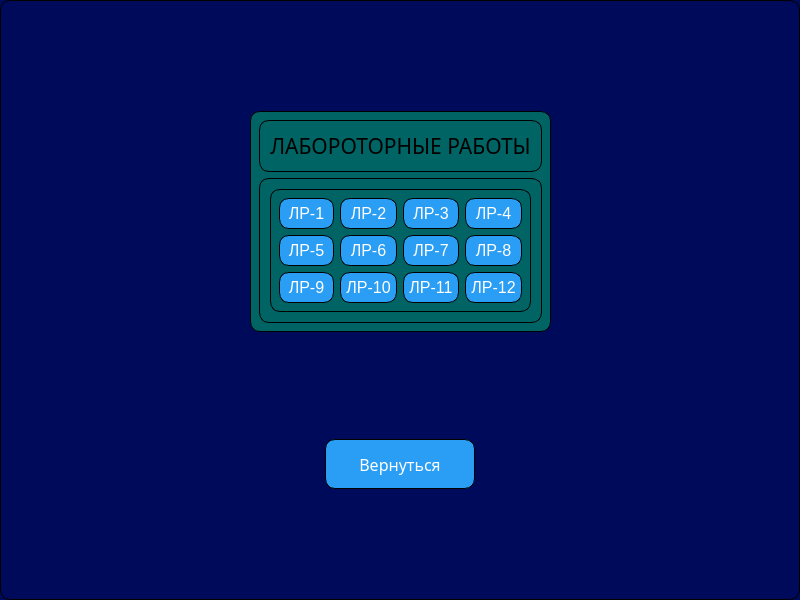
VSDragon1239/PYTHON311, file ЛабороторныеРаботы.ui: the form before one commit.
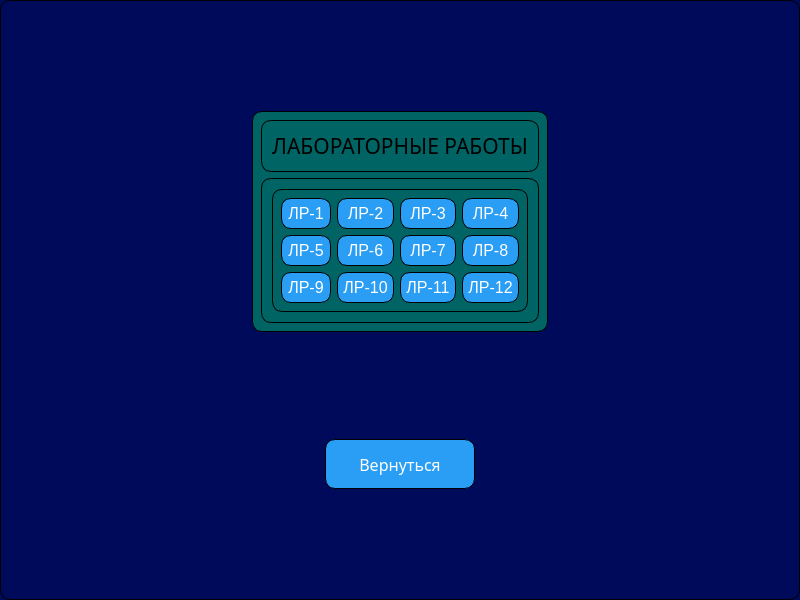
The form after the commit.

```diff
--- a/ЛабороторныеРаботы.ui
+++ b/ЛабороторныеРаботы.ui
@@ -127,7 +127,7 @@
          <enum>Qt::LeftToRight</enum>
         </property>
         <property name="text">
-         <string>ЛАБОРОТОРНЫЕ РАБОТЫ</string>
+         <string>ЛАБОРАТОРНЫЕ РАБОТЫ</string>
         </property>
         <property name="alignment">
          <set>Qt::AlignCenter</set>
@@ -144,7 +144,7 @@
           <rect>
            <x>0</x>
            <y>0</y>
-           <width>319</width>
+           <width>251</width>
            <height>114</height>
           </rect>
          </property>
```
